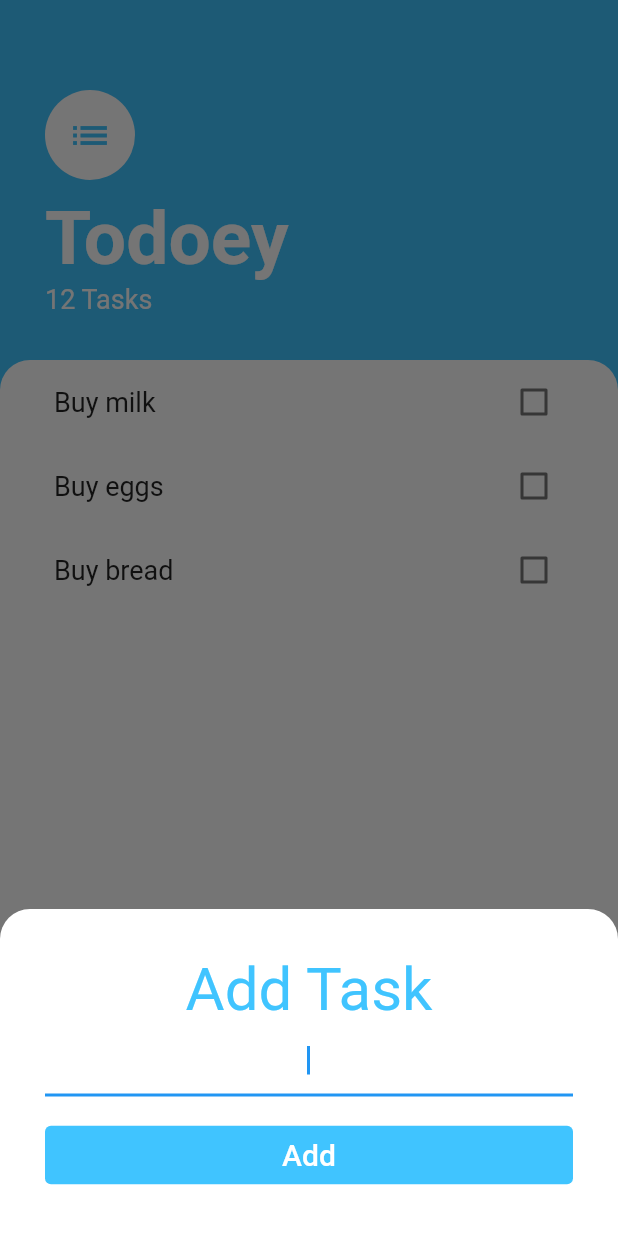
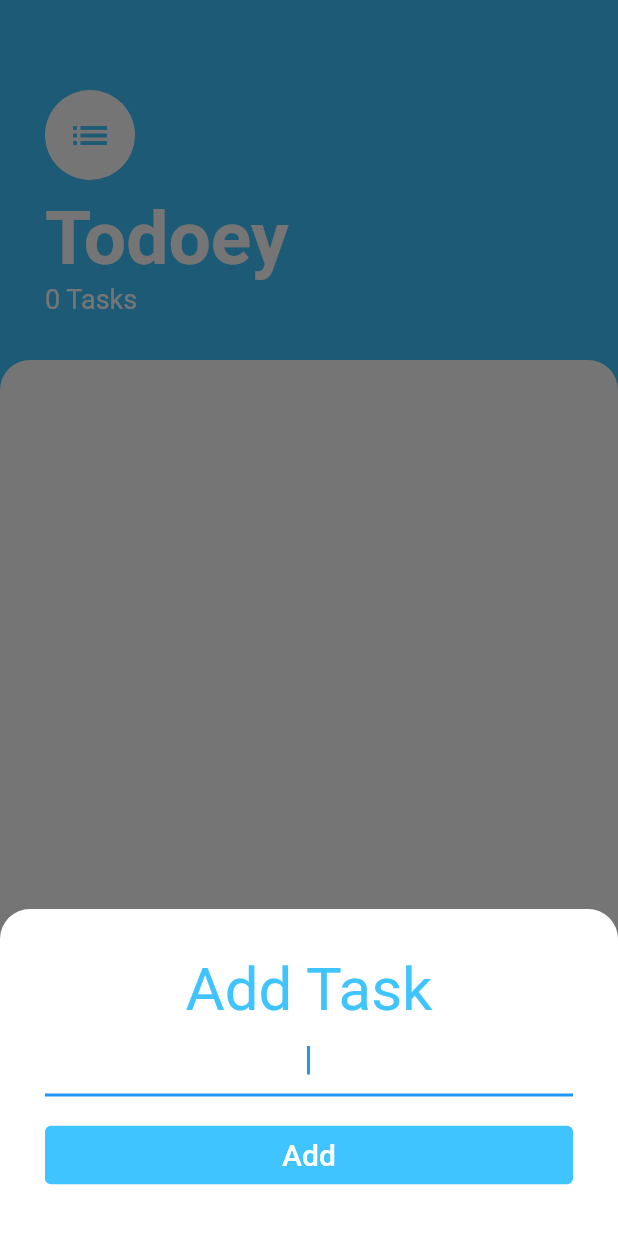
Before and after one commit to gTambo/todoey_flutter, a Flutter app: the screen it shows after launch, after a tap on the "add" icon, on a phone screen of 412 x 824 dp. Run offline on Flutter 3.47's test engine with Material 2 defaults, Android fonts, the phone set to English and light mode, and no system bars.

Commit message:
use controller to clear text field

```diff
--- a/lib/screens/add_task_screen.dart
+++ b/lib/screens/add_task_screen.dart
@@ -1,11 +1,15 @@
 import 'package:flutter/material.dart';
 
 class AddTaskScreen extends StatelessWidget {
-  AddTaskScreen({super.key, required this.addTask, required this.controller});
+  AddTaskScreen({
+    super.key,
+    required this.addTask,
+    // required this.controller,
+  });
 
   final Function addTask;
   String inputText = '';
-  final TextEditingController controller;
+  // final TextEditingController controller;
 
   final ButtonStyle style =
       TextButton.styleFrom(backgroundColor: Colors.lightBlueAccent);
@@ -35,7 +39,7 @@ class AddTaskScreen extends StatelessWidget {
               TextField(
                 autofocus: true,
                 textAlign: TextAlign.center,
-                controller: controller,
+                // controller: controller,
                 onChanged: (newText) {
                   inputText = newText;
                 },
@@ -49,6 +53,7 @@ class AddTaskScreen extends StatelessWidget {
                 onPressed: () {
                   print('task to add: $inputText');
                   addTask(inputText);
+                  // controller.clear();
                   Navigator.pop(context);
                 },
                 child: const Text(
--- a/lib/screens/tasks_screen.dart
+++ b/lib/screens/tasks_screen.dart
@@ -11,12 +11,8 @@ class TasksScreen extends StatefulWidget {
 }
 
 class _TasksScreenState extends State<TasksScreen> {
-  List<Task> tasks = [
-    Task(name: 'Buy milk'),
-    Task(name: 'Buy eggs'),
-    Task(name: 'Buy bread'),
-  ];
-
+  List<Task> tasks = [];
+  // late String totalTasks = tasks.length.toString();
   late TextEditingController _controller;
 
   @override
@@ -51,11 +47,12 @@ class _TasksScreenState extends State<TasksScreen> {
               padding: EdgeInsets.only(
                   bottom: MediaQuery.of(context).viewInsets.bottom),
               child: AddTaskScreen(
-                controller: _controller,
+                // controller: _controller,
                 addTask: (taskName) {
                   setState(() {
                     tasks.add(Task(name: taskName));
                   });
+                  _controller.clear();
                 },
               ),
             ),
@@ -68,10 +65,10 @@ class _TasksScreenState extends State<TasksScreen> {
           Container(
             padding:
                 const EdgeInsets.only(top: 60, left: 30, right: 30, bottom: 30),
-            child: const Column(
+            child: Column(
               crossAxisAlignment: CrossAxisAlignment.start,
               children: [
-                CircleAvatar(
+                const CircleAvatar(
                   backgroundColor: Colors.white,
                   radius: 30,
                   child: Icon(
@@ -80,10 +77,10 @@ class _TasksScreenState extends State<TasksScreen> {
                     color: Colors.lightBlueAccent,
                   ),
                 ),
-                SizedBox(
+                const SizedBox(
                   height: 10,
                 ),
-                Text(
+                const Text(
                   'Todoey',
                   style: TextStyle(
                     color: Colors.white,
@@ -92,8 +89,8 @@ class _TasksScreenState extends State<TasksScreen> {
                   ),
                 ),
                 Text(
-                  '12 Tasks',
-                  style: TextStyle(
+                  '${tasks.length.toString()} Tasks',
+                  style: const TextStyle(
                     color: Colors.white,
                     fontSize: 18,
                   ),
```
